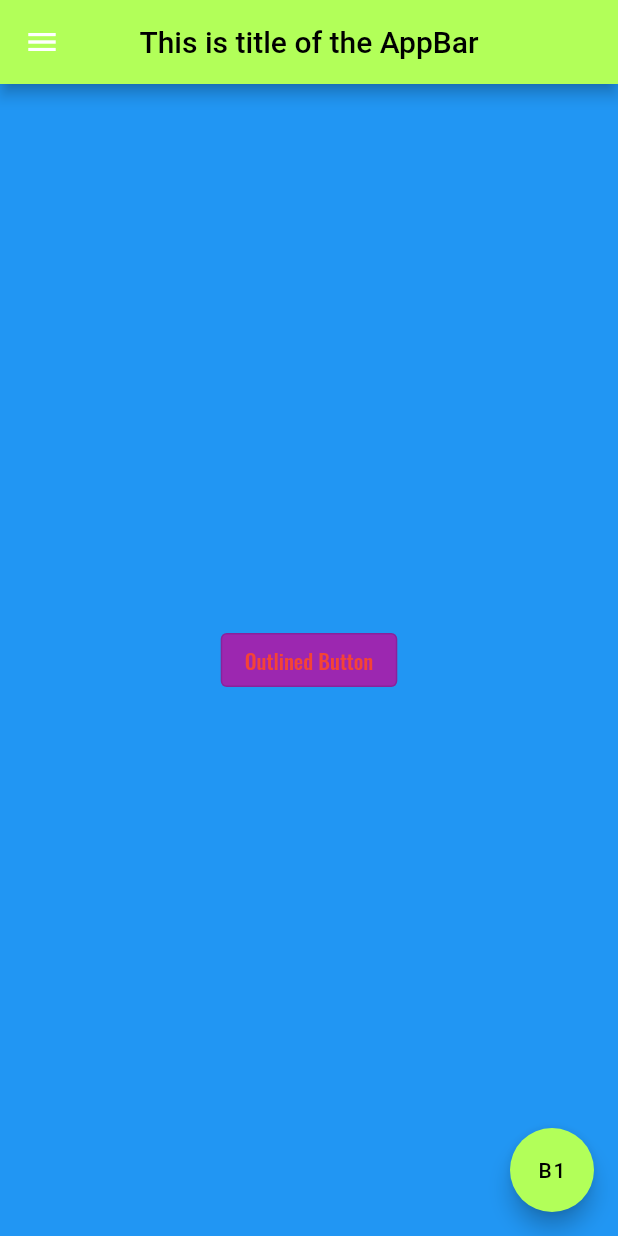
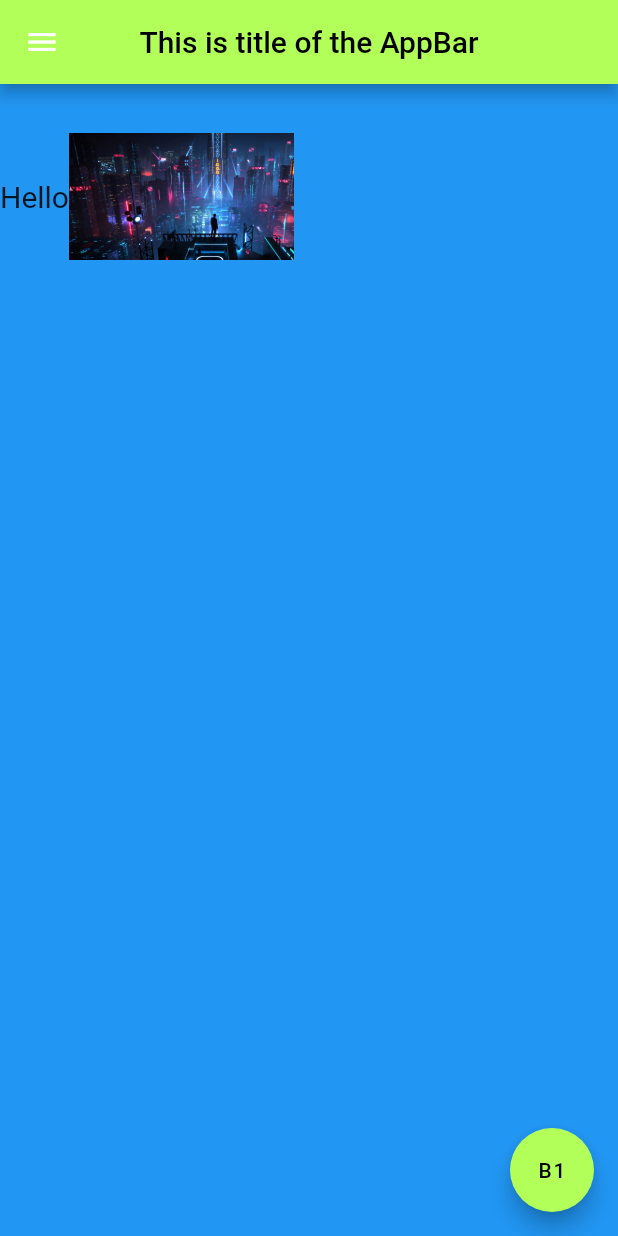
Before and after one commit to AzureSky007/app_1, a Flutter app: the screen it shows after launch, on a phone screen of 412 x 824 dp. Run offline on Flutter 3.47's test engine with Material 2 defaults, Android fonts, the phone set to English and light mode, and no system bars; Roboto replaces fonts that are missing (IndieFlower); project files that could hold a hidden picture were left out.

Commit message:
5th Commit

```diff
--- a/lib/main.dart
+++ b/lib/main.dart
@@ -2,13 +2,15 @@
 
   void main() {
     runApp(
-         MaterialApp(
+         const MaterialApp(
             home: Test()
         )
     );
   }
 
   class Test extends StatelessWidget {
+  const Test({super.key});
+
     // const test({super.key});
 
     @override
@@ -26,23 +28,89 @@
           ),
         ),
 
-        body:  Center(
-          child:
-            OutlinedButton(
-              onPressed: () { },
-              style: OutlinedButton.styleFrom(
-                backgroundColor: Colors.purple,
-              ),
-              child: const Text(
-                'Outlined Button',
-                style: TextStyle(
-                  color: Colors.red,
-                  fontFamily: 'Oswald',
+        body:
+            const Row(
+              children: [
+                Text(
+                  'Hello',
+                  style: TextStyle(
+                    fontFamily: 'IndieFlower',
+                    fontSize: 20,
+                  ),
+                ),
 
+                // Icon(
+                //   Icons.image,
+                //   color: Colors.tealAccent,
+                //   size:24
+                //   ),
+
+                Image(
+                  image: AssetImage("assets/Cybercity 1.jpg"),
+                  width: 150,
+                  height: 150,
+                  alignment: Alignment.center,
+                  // fit: BoxFit.cover,
                 ),
-              ),
 
-            )
+                // TextButton(
+                //     onPressed: () {},
+                //     style: TextButton.styleFrom(
+                //
+                //     ),
+                //     child: Image(
+                //       image: AssetImage("Cybercity 1.jpg"),
+                //     )
+                // ),
+              ],
+            ),
+            // const Padding(
+            //   padding: EdgeInsets.all(20),
+            //   // margin: EdgeInsets.symmetric(vertical: 40, horizontal: 40),
+            //   child: Text(
+            //     'Hello',
+            //     style: TextStyle(
+            //       fontFamily: 'Oswald'
+            //     ),
+            //   ),
+            // ),
+
+            // Container(
+            //   // padding: EdgeInsets.symmetric(vertical: 10.0, horizontal:50.0),
+            //   // padding: const EdgeInsets.all(20),
+            //   padding: const EdgeInsets.fromLTRB(10, 20, 40, 60),
+            //   // margin: const EdgeInsets.all(20),
+            //   margin: const EdgeInsets.fromLTRB(10, 50, 30, 20),
+            //   color: Colors.amber,
+            //   child: const Text(
+            //     'Hello',
+            //     style: TextStyle(
+            //       fontFamily: 'IndieFlower',
+            //       fontSize: 20,
+            //     ),
+            //   ),
+            // ),
+
+        // Center(
+        //   child:
+        //     OutlinedButton.icon(
+        //       onPressed: () { },
+        //       icon: const Icon(
+        //         Icons.class_sharp,
+        //         color: Colors.white,
+        //       ),
+        //         style: OutlinedButton.styleFrom(
+        //         backgroundColor: Colors.purple,
+        //       ),
+        //       label: const Text(
+        //         'Outlined Button',
+        //         style: TextStyle(
+        //           color: Colors.white,
+        //           fontFamily: 'Oswald',
+        //         ),
+        //       ),
+        //     )
+
           // TextButton(
           //     onPressed: () {},
           //     style: TextButton.styleFrom(
@@ -82,9 +150,8 @@
           //     // fontWeight: FontWeight.bold,
           //     fontSize: 24,
           //   ),
-          // ),
-        ),
-
+        //   ),
+        // ),
 
         floatingActionButton: FloatingActionButton(
           onPressed: () {},
```
